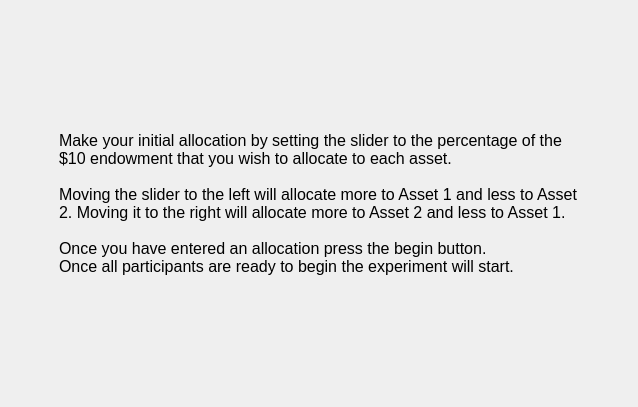
Before: the Qt Designer form MarketSimulation/instructionscreen2.ui in dwattttt/marketsim, drawn with Qt 5.
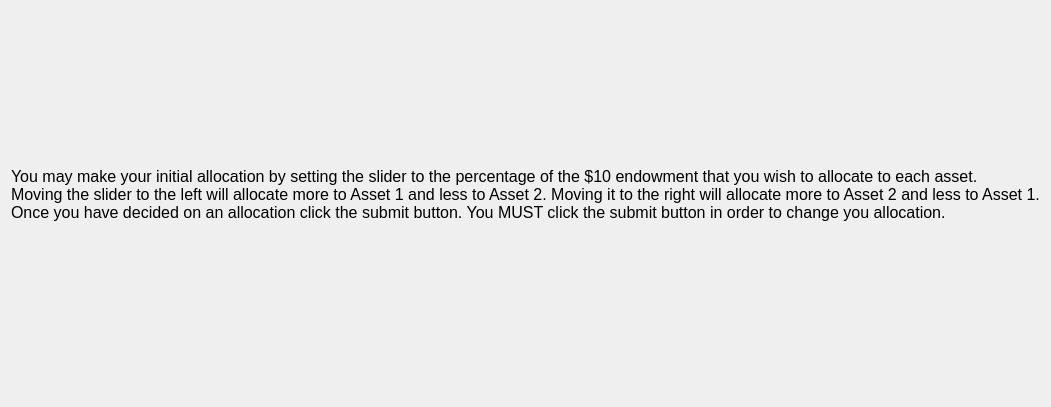
After: the same form once the commit is applied.

Patch:
```diff
--- a/MarketSimulation/instructionscreen2.ui
+++ b/MarketSimulation/instructionscreen2.ui
@@ -50,14 +50,10 @@
         </font>
        </property>
        <property name="text">
-        <string>Make your initial allocation by setting the slider to the percentage of the
-$10 endowment that you wish to allocate to each asset.
-
-Moving the slider to the left will allocate more to Asset 1 and less to Asset
-2. Moving it to the right will allocate more to Asset 2 and less to Asset 1.
-
-Once you have entered an allocation press the begin button.
-Once all participants are ready to begin the experiment will start.</string>
+        <string>You may make your initial allocation by setting the slider to the percentage of the $10 endowment that you wish to allocate to each asset.
+Moving the slider to the left will allocate more to Asset 1 and less to Asset 2. Moving it to the right will allocate more to Asset 2 and less to Asset 1.
+Once you have decided on an allocation click the submit button. You MUST click the submit button in order to change you allocation.
+</string>
        </property>
       </widget>
      </item>
```
